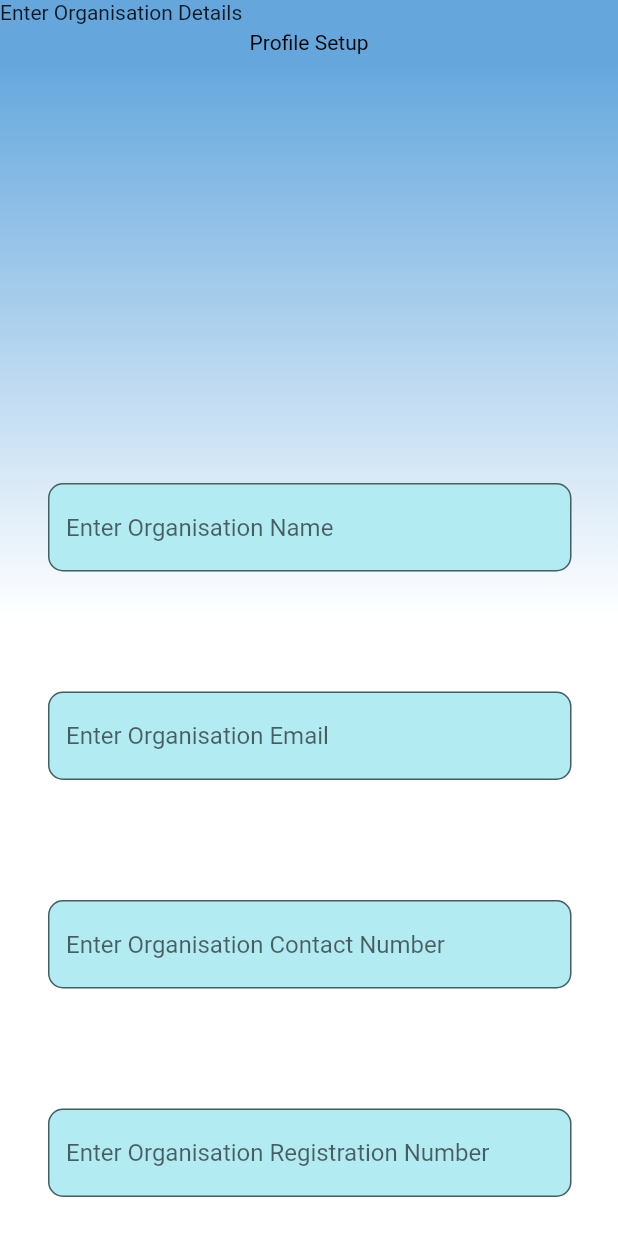
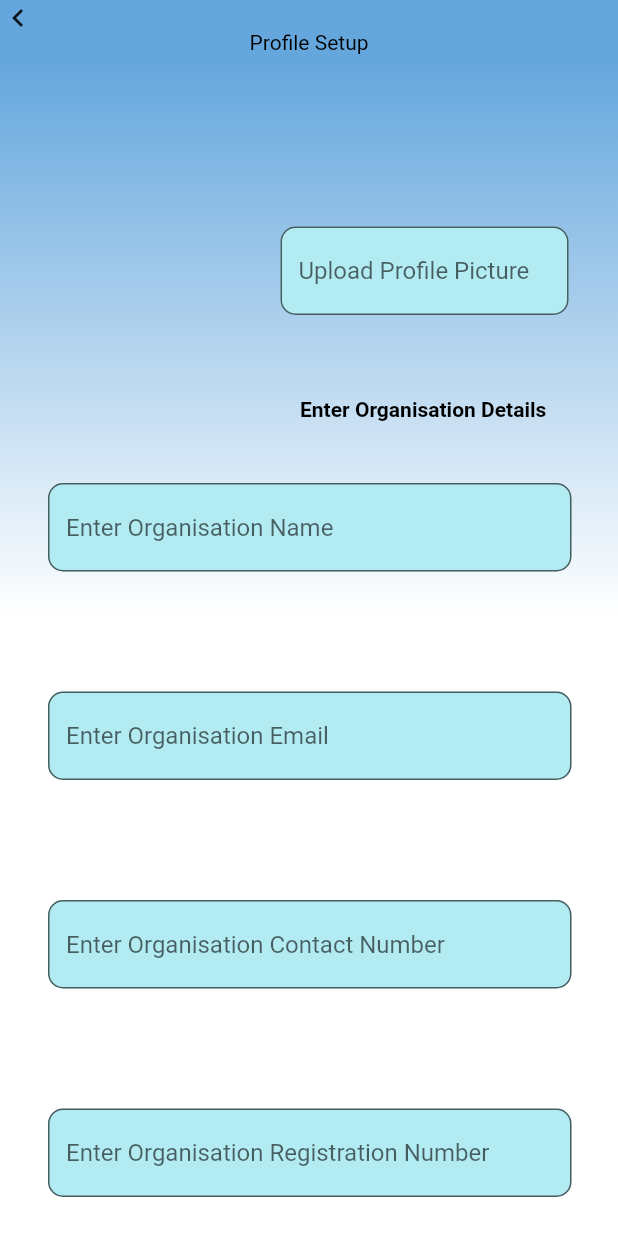
Before and after one commit to hackslash-nitp/cura, a Flutter app: the screen it shows after launch, on a phone screen of 412 x 824 dp. Run offline on Flutter 3.47's test engine with Material 2 defaults, Android fonts, the phone set to English and light mode, and no system bars.

Commit message:
organisation login page initial commit

```diff
--- a/lib/orglogin.dart
+++ b/lib/orglogin.dart
@@ -15,7 +15,11 @@ class _OrgloginState extends State<Orglogin> {
     return Scaffold(
       extendBodyBehindAppBar: true,
       appBar: AppBar(
-        title: const Text('Profile Setup'),
+        title: const Text(
+          'Profile Setup',
+          //   style: TextStyle(
+          //       fontWeight: FontWeight.bold, color: Colors.black, height: 24),
+        ),
         centerTitle: true,
         titleTextStyle: TextStyle(
           color: Colors.black,
@@ -25,9 +29,10 @@ class _OrgloginState extends State<Orglogin> {
       ),
       body: Stack(
         children: [
-          const Icon(Icons.keyboard_arrow_left),
           Container(
             decoration: const BoxDecoration(
+              // image: DecorationImage(
+              //     image: AssetImage('lib/assets/Vectorprofilepic.png')),
               gradient: LinearGradient(colors: [
                 Color.fromARGB(255, 101, 167, 221),
                 Colors.white,
@@ -36,8 +41,58 @@ class _OrgloginState extends State<Orglogin> {
                 1.00
               ], begin: Alignment.topCenter, end: Alignment.center),
             ),
+            padding:
+                const EdgeInsets.only(right: 32.99, top: 151, left: 187.01),
+            child: Column(
+              children: [
+                TextField(
+                  decoration: InputDecoration(
+                      fillColor: Colors.cyan.shade100,
+                      filled: true,
+                      hintText: 'Upload Profile Picture',
+                      border: OutlineInputBorder(
+                          borderRadius: BorderRadius.circular(10))),
+                ),
+                const SizedBox(
+                  height: 40,
+                ),
+                // Row(
+                //   mainAxisAlignment: MainAxisAlignment.spaceBetween,
+                //   children: [
+                //     Expanded(
+                //         child: ListView(
+                //       children: [
+                //         TextField(
+                //           decoration: InputDecoration(
+                //               fillColor: Colors.cyan.shade100,
+                //               filled: true,
+                //               hintText: 'From Gallery',
+                //               border: OutlineInputBorder(
+                //                   borderRadius: BorderRadius.circular(10))),
+                //         ),
+                //         TextField(
+                //           decoration: InputDecoration(
+                //               fillColor: Colors.cyan.shade100,
+                //               filled: true,
+                //               hintText: 'Take Now',
+                //               border: OutlineInputBorder(
+                //                   borderRadius: BorderRadius.circular(10))),
+                //         ),
+                //       ],
+                //     ))
+                //   ],
+                // ),
+              ],
+            ),
           ),
-          Text('Enter Organisation Details'),
+          Container(
+            padding: const EdgeInsets.only(right: 32, top: 265, left: 200),
+            child: Text(
+              'Enter Organisation Details',
+              style:
+                  TextStyle(fontWeight: FontWeight.bold, color: Colors.black),
+            ),
+          ),
           SingleChildScrollView(
             child: Container(
               padding: const EdgeInsets.only(right: 31, top: 322, left: 32),
@@ -195,6 +250,7 @@ class _OrgloginState extends State<Orglogin> {
               ),
             ),
           ),
+          const Icon(Icons.keyboard_arrow_left),
         ],
       ),
     );
--- a/pubspec.yaml
+++ b/pubspec.yaml
@@ -58,9 +58,9 @@ flutter:
   uses-material-design: true
 
   # To add assets to your application, add an assets section, like this:
-  # assets:
-  #   - images/a_dot_burr.jpeg
-  #   - images/a_dot_ham.jpeg
+  assets:
+    - lib/assets/profilepic.png
+
 
   # An image asset can refer to one or more resolution-specific "variants", see
   # https://flutter.dev/assets-and-images/#resolution-aware
```
Also changed, not shown: lib/assets/profilepic.png (added).
